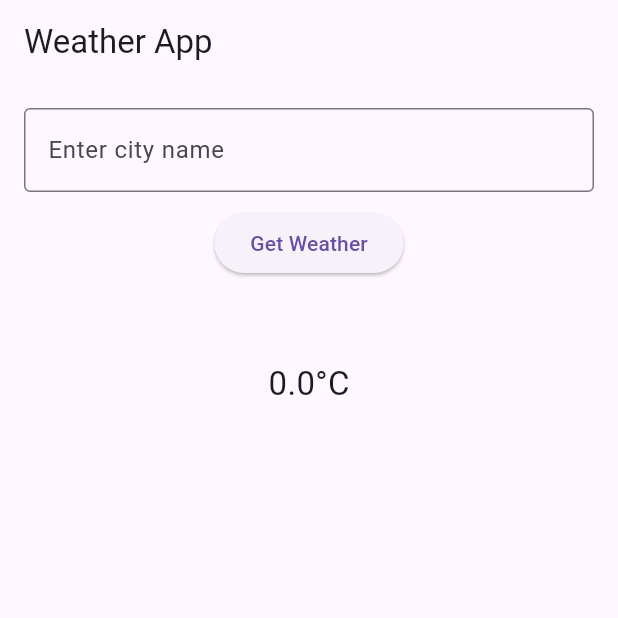
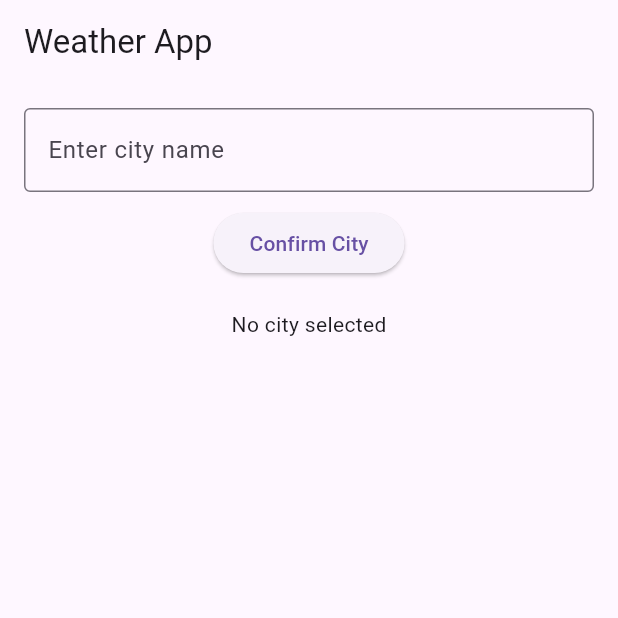
Before and after one commit to nelsonbarrera430/obx, a Flutter app: the screen it shows after launch, on a phone screen of 412 x 824 dp, the top half of it. Run offline on Flutter 3.47's test engine with Material 3 defaults, Android fonts, the phone set to English and light mode, and no system bars; our stand-ins replace get.

Commit message:
Subiendo cambios del Weather App

```diff
--- a/lib/controllers/weather_controller.dart
+++ b/lib/controllers/weather_controller.dart
@@ -1,33 +1,53 @@
-// lib/controllers/weather_controller.dart
+import 'package:flutter/material.dart';
 import 'package:get/get.dart';
-import '../models/weather.dart';
-import 'dart:math';
 
 class WeatherController extends GetxController {
-  var weather = Weather().obs;
-  var isLoading = false.obs;
+  var cities = ["Bogotá", "Medellín", "Cali", "Barranquilla", "Cartagena"].obs;
+  var selectedWeather = {}.obs;
 
-  Future<void> fetchWeather(String city) async {
-    isLoading.value = true;
-    await Future.delayed(Duration(seconds: 2)); // Simula un retraso de red
-
-    try {
-      // Simulamos datos de clima aleatorios
-      var random = Random();
-      weather.value = Weather(
-        city: city,
-        temperature: 15 + random.nextInt(15) + random.nextDouble(), // Entre 15°C y 30°C
-        condition: _getRandomCondition(),
-      );
-    } catch (e) {
-      Get.snackbar('Error', 'No se pudo obtener el clima');
-    }
-
-    isLoading.value = false;
-  }
-
-  String _getRandomCondition() {
-    List<String> conditions = ['Soleado', 'Nublado', 'Lluvioso', 'Tormentoso', 'Nevado'];
-    return conditions[Random().nextInt(conditions.length)];
+  void setWeather(String city, String condition) {
+    selectedWeather[city] = condition;
   }
 }
+
+class HomeScreen extends StatelessWidget {
+  final WeatherController weatherController = Get.put(WeatherController());
+
+  @override
+  Widget build(BuildContext context) {
+    return Scaffold(
+      appBar: AppBar(title: Text('Clima')),
+      body: Column(
+        children: [
+          Expanded(
+            child: Obx(() => ListView(
+                  children: weatherController.cities
+                      .map((city) => ListTile(
+                            title: Text(city),
+                            trailing: DropdownButton<String>(
+                              value: weatherController.selectedWeather[city],
+                              items: ["Soleado", "Lluvioso"]
+                                  .map((weather) => DropdownMenuItem(
+                                        value: weather,
+                                        child: Text(weather),
+                                      ))
+                                  .toList(),
+                              onChanged: (value) {
+                                if (value != null) {
+                                  weatherController.setWeather(city, value);
+                                }
+                              },
+                            ),
+                          ))
+                      .toList(),
+                )),
+          ),
+        ],
+      ),
+    );
+  }
+}
+
+void main() {
+  runApp(GetMaterialApp(home: HomeScreen()));
+}
--- a/lib/main.dart
+++ b/lib/main.dart
@@ -1,7 +1,6 @@
 import 'package:flutter/material.dart';
 import 'package:get/get.dart';
 import 'screens/home_screen.dart';
-import 'controllers/weather_controller.dart';
 
 void main() {
   runApp(MyApp());
--- a/lib/screens/home_screen.dart
+++ b/lib/screens/home_screen.dart
@@ -1,6 +1,15 @@
 import 'package:flutter/material.dart';
 import 'package:get/get.dart';
-import '../controllers/weather_controller.dart';
+
+class WeatherController extends GetxController {
+  var city = ''.obs;
+  var condition = ''.obs;
+
+  void setWeather(String cityName, String weatherCondition) {
+    city.value = cityName;
+    condition.value = weatherCondition;
+  }
+}
 
 class HomeScreen extends StatelessWidget {
   final WeatherController weatherController = Get.put(WeatherController());
@@ -24,24 +33,39 @@ class HomeScreen extends StatelessWidget {
             SizedBox(height: 10),
             ElevatedButton(
               onPressed: () {
-                weatherController.fetchWeather(cityController.text);
+                weatherController.setWeather(cityController.text, "Soleado");
               },
-              child: Text('Get Weather'),
+              child: Text('Confirm City'),
             ),
             SizedBox(height: 20),
-            Obx(() => weatherController.isLoading.value
-                ? CircularProgressIndicator()
+            Obx(() => weatherController.city.value.isEmpty
+                ? Text("No city selected")
                 : Column(
                     children: [
                       Text(
-                        weatherController.weather.value.city,
+                        weatherController.city.value,
                         style: TextStyle(fontSize: 24, fontWeight: FontWeight.bold),
                       ),
-                      Text(
-                        '${weatherController.weather.value.temperature}°C',
-                        style: TextStyle(fontSize: 22),
+                      DropdownButton<String>(
+                        value: weatherController.condition.value.isEmpty
+                            ? null
+                            : weatherController.condition.value,
+                        hint: Text("Select Weather"),
+                        items: ["Soleado", "Lluvioso"].map((String weather) {
+                          return DropdownMenuItem<String>(
+                            value: weather,
+                            child: Text(weather),
+                          );
+                        }).toList(),
+                        onChanged: (value) {
+                          if (value != null) {
+                            weatherController.setWeather(
+                                weatherController.city.value, value);
+                          }
+                        },
                       ),
-                      Text(weatherController.weather.value.condition),
+                      if (weatherController.condition.value.isNotEmpty)
+                        Text("Clima: ${weatherController.condition.value}"),
                     ],
                   )),
           ],
@@ -50,3 +74,7 @@ class HomeScreen extends StatelessWidget {
     );
   }
 }
+
+void main() {
+  runApp(GetMaterialApp(home: HomeScreen()));
+}
```
